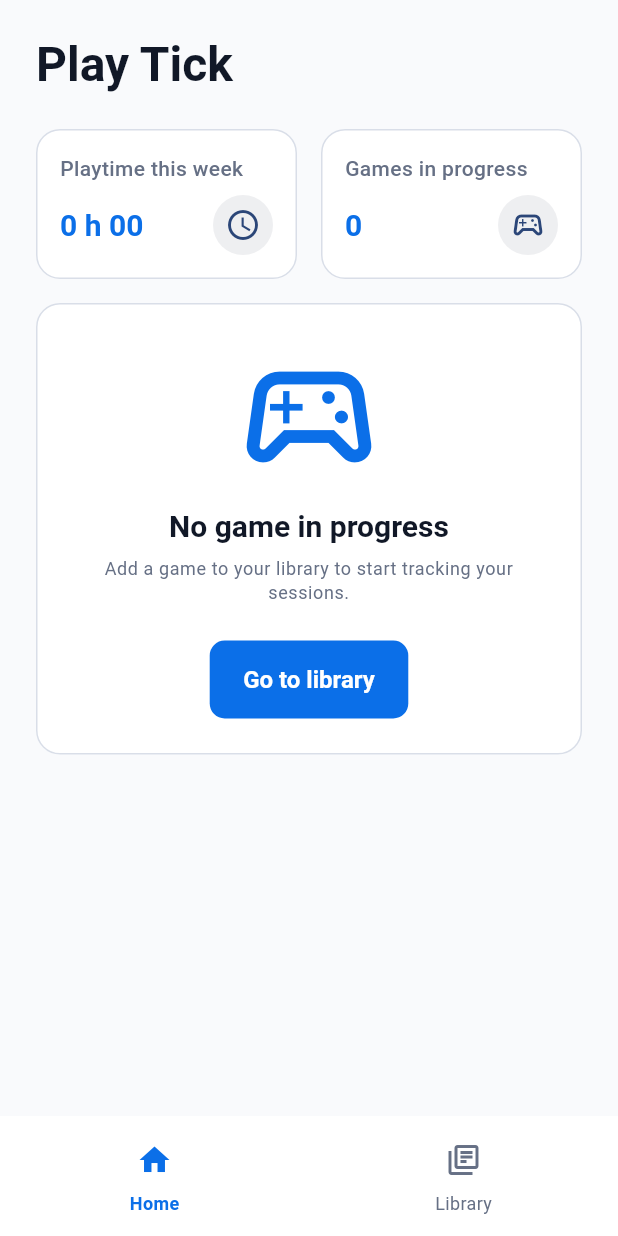
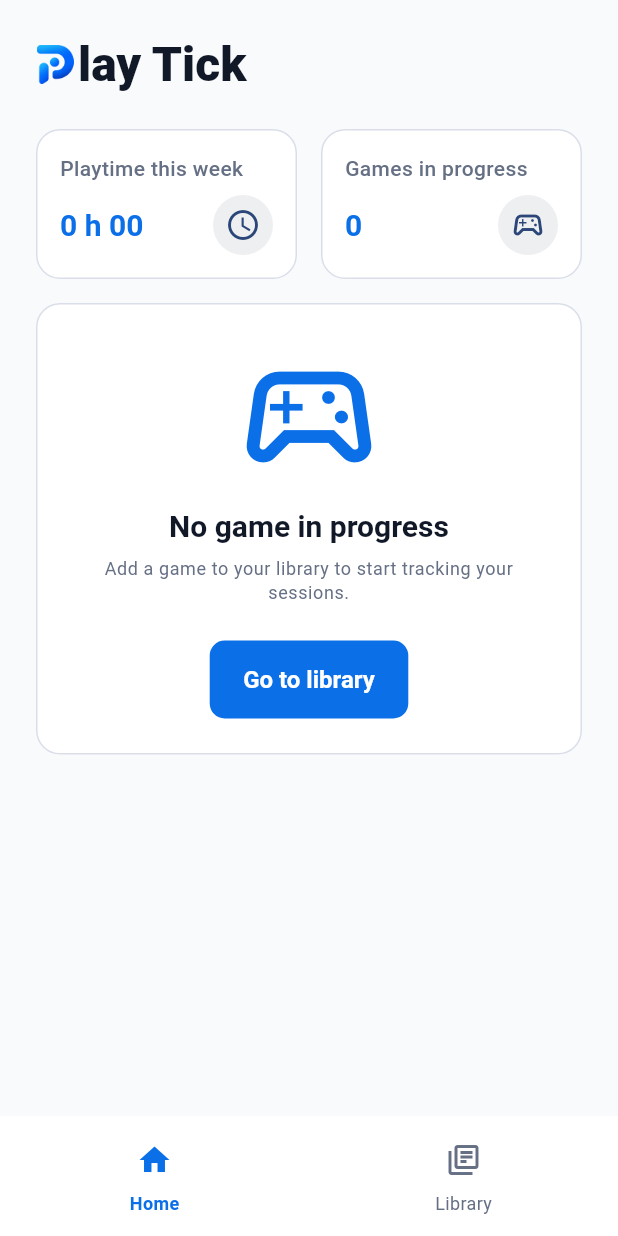
Before and after one commit to svelhinh/PlayTick, a Flutter app: the screen it shows after launch, on a phone screen of 412 x 824 dp. Run offline on Flutter 3.47's test engine with Material 3 defaults, Android fonts, the phone set to English and light mode, and no system bars; our stand-ins replace drift, drift_flutter, flutter_riverpod, go_router, riverpod_annotation; accounts and stored records are empty; generated files the repository leaves out were written again.

Commit message:
feat(branding): integrate PlayTick logo and Android icon
Co-authored-by: Cursor <cursoragent@cursor.com>

```diff
--- /dev/null
+++ b/lib/core/assets/app_assets.dart
@@ -0,0 +1,3 @@
+abstract final class AppAssets {
+  static const logo = 'assets/branding/app_logo_no_padding.png';
+}
--- a/lib/features/home/presentation/home_screen.dart
+++ b/lib/features/home/presentation/home_screen.dart
@@ -2,6 +2,7 @@ import 'package:flutter/material.dart';
 import 'package:flutter_riverpod/flutter_riverpod.dart';
 import 'package:go_router/go_router.dart';
 import 'package:playtick/app/router/app_router.dart';
+import 'package:playtick/core/assets/app_assets.dart';
 import 'package:playtick/core/presentation/widgets/empty_state_card.dart';
 import 'package:playtick/core/presentation/widgets/icon_circle.dart';
 import 'package:playtick/features/home/presentation/providers/active_play_session_provider.dart';
@@ -59,7 +60,22 @@ class _HomeScreenState extends ConsumerState<HomeScreen> {
           crossAxisAlignment: CrossAxisAlignment.stretch,
           children: [
             const SizedBox(height: 24),
-            Text(appLoc.appName, style: theme.textTheme.headlineLarge),
+            Row(
+              children: [
+                Image.asset(
+                  AppAssets.logo,
+                  width: 26,
+                  height: 26,
+                ),
+                const SizedBox(width: 2),
+                Text(
+                  appLoc.appName.substring(1),
+                  style: theme.textTheme.headlineLarge?.copyWith(
+                    fontWeight: FontWeight.w800,
+                  ),
+                ),
+              ],
+            ),
             const SizedBox(height: 24),
             Expanded(
               child: SingleChildScrollView(
```
Also changed, not shown: pubspec.yaml (+11 -0 lines), assets/branding/app_logo.png (added), assets/branding/app_logo_bg.png (added), assets/branding/app_logo_no_padding.png (added), pubspec.lock, 12 other files.
